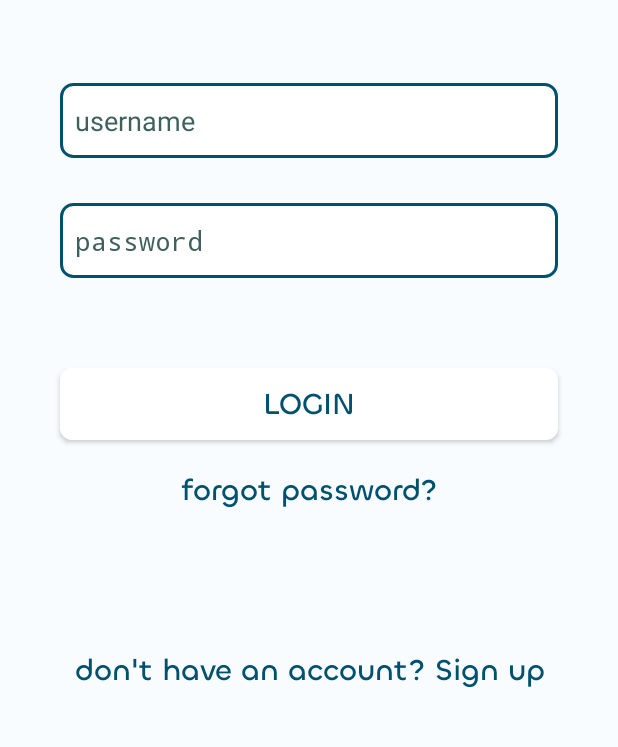
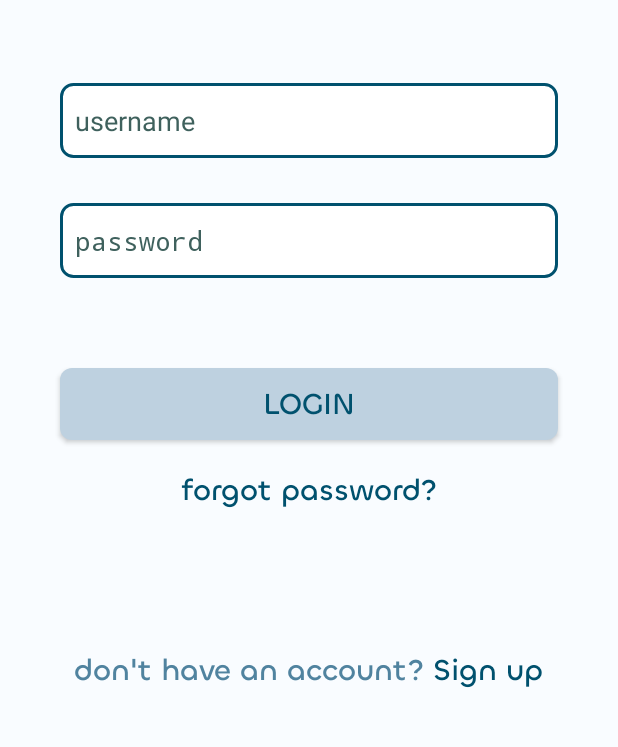
Before and after one commit to mfaraggg/Fatortakk, an Android app: the screen it shows after launch (MainActivity), on a phone screen of 412 x 824 dp, the part 348-1095 px from its top. Run offline under Robolectric (Android 15) with nearby library versions, the phone set to English and light mode, and no system bars.

Commit message:
Fixed QR Activity bug updated UI of login activity

```diff
--- a/app/src/main/java/com/example/fatortakk/MainActivity.java
+++ b/app/src/main/java/com/example/fatortakk/MainActivity.java
@@ -58,12 +58,8 @@ public class MainActivity extends Activity {
                 }
             }
         });
-
-//        b2.setOnClickListener(new View.OnClickListener() {
-//            @Override
-//            public void onClick(View v) {
-//                finish();
-//            }
-//        });
+    }
+    public void signupClicked(View view) {
+        Toast.makeText(getApplicationContext(), "Signing up...",Toast.LENGTH_SHORT).show();
     }
 }
--- a/app/src/main/java/com/example/fatortakk/MainActivity3.java
+++ b/app/src/main/java/com/example/fatortakk/MainActivity3.java
@@ -13,12 +13,12 @@ package com.example.fatortakk;
 
 public class MainActivity3 extends AppCompatActivity {
 
-    private ImageView qrCodeImageView = (ImageView) findViewById(R.id.qr_code_image_view);
 
     @Override
     protected void onCreate(Bundle savedInstanceState) {
         super.onCreate(savedInstanceState);
-        setContentView(R.layout.activity_main);
+        setContentView(R.layout.activity_main3);
+        final ImageView qrCodeImageView = (ImageView) findViewById(R.id.qr_code_image_view);
 
         String userId = "12345";
         try {
--- a/app/src/main/res/layout/activity_main.xml
+++ b/app/src/main/res/layout/activity_main.xml
@@ -57,17 +57,16 @@
 
     <Button
         android:id="@+id/loginButton"
+        android:background="@drawable/roundedbutton"
         android:layout_width="match_parent"
         android:layout_height="wrap_content"
         android:layout_below="@+id/editTextPassword"
         android:layout_marginStart="40dp"
         android:layout_marginEnd="40dp"
-        android:background="@drawable/roundedbutton"
-        android:backgroundTint="@color/white"
-        android:fontFamily="@font/chillax"
         android:text="login"
         android:textColor="#00516e"
         android:textSize="20sp"
+        android:fontFamily="@font/chillax"
         app:cornerRadius="20dp" />
 
     <TextView
@@ -82,20 +81,36 @@
         android:textColor="#00516e"
         android:textSize="20sp" />
 
-    <TextView
-        android:id="@+id/signupTV"
+    <LinearLayout
         android:layout_width="match_parent"
-        android:gravity="center"
         android:layout_height="wrap_content"
         android:layout_below="@+id/forgotPasswordTV"
         android:layout_marginTop="90dp"
-        android:fontFamily="@font/chillax"
-        android:text="don't have an account? Sign up"
-        android:clickable="true"
-        android:onClick="signupClicked"
-        android:textColor="#00516e"
-        android:textSize="20sp"
-        android:focusable="true" />
+        android:gravity="center_horizontal"
+        android:orientation="horizontal">
+
+        <TextView
+            android:id="@+id/dontHaveAccountTV"
+            android:layout_width="wrap_content"
+            android:layout_height="wrap_content"
+            android:fontFamily="@font/chillax"
+            android:text="don't have an account?"
+            android:textColor="#50839f"
+            android:textSize="20sp" />
+
+        <TextView
+            android:id="@+id/signupTV"
+            android:layout_width="wrap_content"
+            android:layout_height="wrap_content"
+            android:fontFamily="@font/chillax"
+            android:layout_marginStart="5dp"
+            android:text="Sign up"
+            android:onClick="signupClicked"
+            android:clickable="true"
+            android:focusable="true"
+            android:textColor="#00516e"
+            android:textSize="20sp" />
+    </LinearLayout>
 
     <TextView
         android:layout_width="wrap_content"
@@ -121,13 +136,4 @@
         android:layout_alignBottom="@+id/textView2"
         android:textSize="25dp"/>
 
-    <!--    <Button-->
-    <!--        android:layout_width="wrap_content"-->
-    <!--        android:layout_height="wrap_content"-->
-    <!--        android:text="Cancel"-->
-    <!--        android:id="@+id/button2"-->
-    <!--        android:layout_alignParentBottom="true"-->
-    <!--        android:layout_toRightOf="@+id/loginTV"-->
-    <!--        android:layout_toEndOf="@+id/loginTV" />-->
-
 </RelativeLayout>
```
